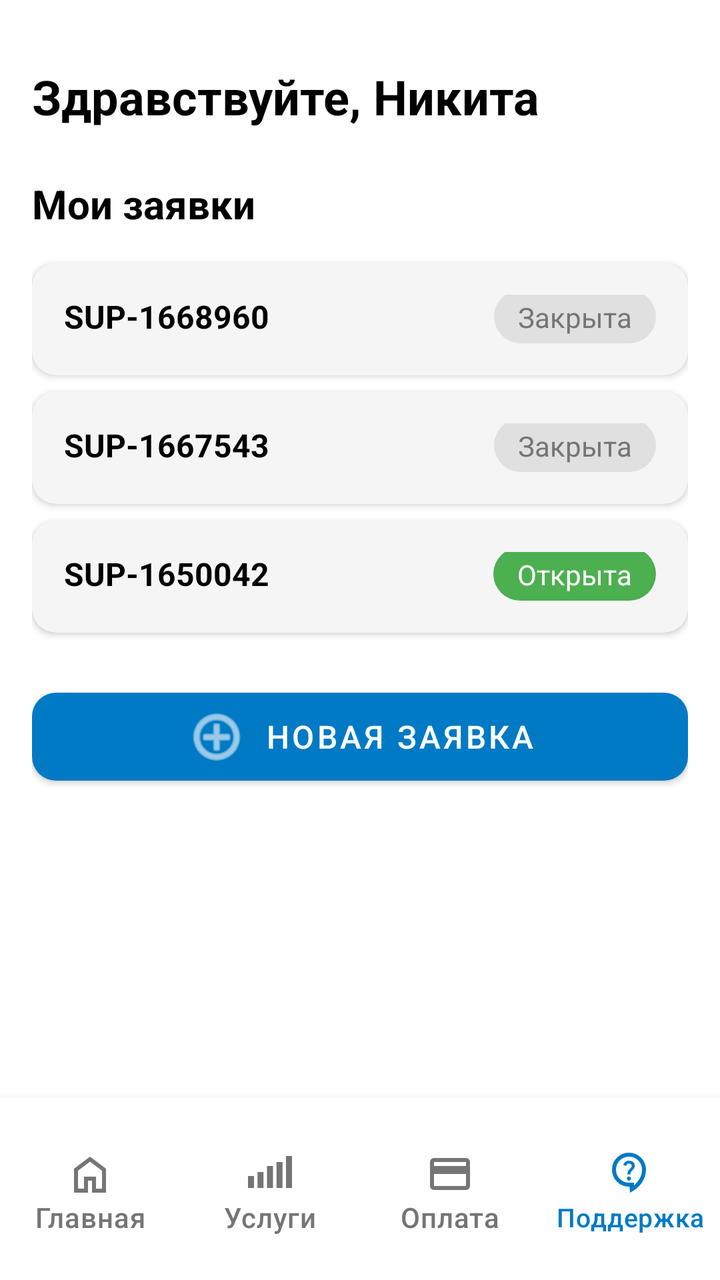
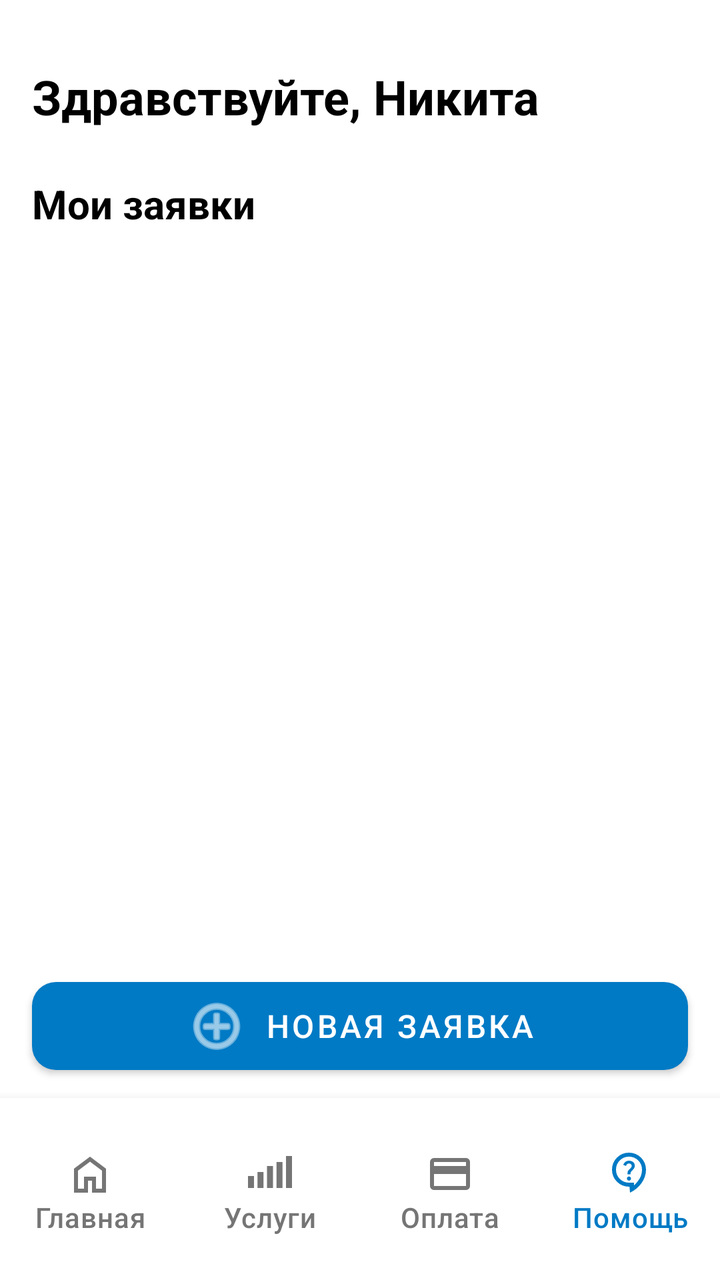

Compare the two renders of this Android layout. The source of the first and the diff that turns it into the second are given below.
<!-- AndroidManifest.xml: application theme Theme.CarbonLK -->
<!-- res/layout/activity_support.xml -->
<?xml version="1.0" encoding="utf-8"?>
<androidx.constraintlayout.widget.ConstraintLayout
    xmlns:android="http://schemas.android.com/apk/res/android"
    xmlns:app="http://schemas.android.com/apk/res-auto"
    android:layout_width="match_parent"
    android:layout_height="match_parent"
    android:background="@color/white">

    
    <ScrollView
        android:id="@+id/scrollView"
        android:layout_width="match_parent"
        android:layout_height="0dp"
        android:fillViewport="true"
        android:paddingBottom="16dp"
        app:layout_constraintTop_toTopOf="parent"
        app:layout_constraintBottom_toTopOf="@id/bottomNavigation"
        app:layout_constraintStart_toStartOf="parent"
        app:layout_constraintEnd_toEndOf="parent">

        <androidx.constraintlayout.widget.ConstraintLayout
            android:layout_width="match_parent"
            android:layout_height="wrap_content"
            android:padding="16dp">

            
            <TextView
                android:id="@+id/greetingTextView"
                android:layout_width="wrap_content"
                android:layout_height="wrap_content"
                android:text="Здравствуйте, Никита"
                android:textSize="24sp"
                android:textStyle="bold"
                android:textColor="@color/black"
                app:layout_constraintTop_toTopOf="parent"
                app:layout_constraintStart_toStartOf="parent"
                android:layout_marginTop="16dp" />

            
            <TextView
                android:id="@+id/myTicketsTitle"
                android:layout_width="wrap_content"
                android:layout_height="wrap_content"
                android:text="Мои заявки"
                android:textSize="20sp"
                android:textStyle="bold"
                android:textColor="@color/black"
                android:layout_marginTop="24dp"
                app:layout_constraintTop_toBottomOf="@id/greetingTextView"
                app:layout_constraintStart_toStartOf="parent" />

            
            <androidx.cardview.widget.CardView
                android:id="@+id/ticket1Card"
                android:layout_width="0dp"
                android:layout_height="wrap_content"
                app:cardCornerRadius="12dp"
                app:cardElevation="2dp"
                app:cardBackgroundColor="@color/light_gray"
                app:contentPadding="16dp"
                app:layout_constraintTop_toBottomOf="@id/myTicketsTitle"
                app:layout_constraintStart_toStartOf="parent"
                app:layout_constraintEnd_toEndOf="parent"
                android:layout_marginTop="16dp">

                <androidx.constraintlayout.widget.ConstraintLayout
                    android:layout_width="match_parent"
                    android:layout_height="wrap_content">

                    <TextView
                        android:id="@+id/ticket1Number"
                        android:layout_width="wrap_content"
                        android:layout_height="wrap_content"
                        android:text="SUP-1668960"
                        android:textSize="16sp"
                        android:textStyle="bold"
                        android:textColor="@color/black"
                        app:layout_constraintTop_toTopOf="parent"
                        app:layout_constraintStart_toStartOf="parent" />

                    <TextView
                        android:id="@+id/ticket1Status"
                        android:layout_width="wrap_content"
                        android:layout_height="wrap_content"
                        android:text="Закрыта"
                        android:textSize="14sp"
                        android:textColor="@color/dark_gray"
                        android:background="@drawable/status_background_gray"
                        android:paddingHorizontal="12dp"
                        android:paddingVertical="4dp"
                        app:layout_constraintTop_toTopOf="@id/ticket1Number"
                        app:layout_constraintEnd_toEndOf="parent"
                        app:layout_constraintBottom_toBottomOf="@id/ticket1Number" />

                </androidx.constraintlayout.widget.ConstraintLayout>

            </androidx.cardview.widget.CardView>

            
            <androidx.cardview.widget.CardView
                android:id="@+id/ticket2Card"
                android:layout_width="0dp"
                android:layout_height="wrap_content"
                app:cardCornerRadius="12dp"
                app:cardElevation="2dp"
                app:cardBackgroundColor="@color/light_gray"
                app:contentPadding="16dp"
                app:layout_constraintTop_toBottomOf="@id/ticket1Card"
                app:layout_constraintStart_toStartOf="parent"
                app:layout_constraintEnd_toEndOf="parent"
                android:layout_marginTop="8dp">

                <androidx.constraintlayout.widget.ConstraintLayout
                    android:layout_width="match_parent"
                    android:layout_height="wrap_content">

                    <TextView
                        android:id="@+id/ticket2Number"
                        android:layout_width="wrap_content"
                        android:layout_height="wrap_content"
                        android:text="SUP-1667543"
                        android:textSize="16sp"
                        android:textStyle="bold"
                        android:textColor="@color/black"
                        app:layout_constraintTop_toTopOf="parent"
                        app:layout_constraintStart_toStartOf="parent" />

                    <TextView
                        android:id="@+id/ticket2Status"
                        android:layout_width="wrap_content"
                        android:layout_height="wrap_content"
                        android:text="Закрыта"
                        android:textSize="14sp"
                        android:textColor="@color/dark_gray"
                        android:background="@drawable/status_background_gray"
                        android:paddingHorizontal="12dp"
                        android:paddingVertical="4dp"
                        app:layout_constraintTop_toTopOf="@id/ticket2Number"
                        app:layout_constraintEnd_toEndOf="parent"
                        app:layout_constraintBottom_toBottomOf="@id/ticket2Number" />

                </androidx.constraintlayout.widget.ConstraintLayout>

            </androidx.cardview.widget.CardView>

            
            <androidx.cardview.widget.CardView
                android:id="@+id/ticket3Card"
                android:layout_width="0dp"
                android:layout_height="wrap_content"
                app:cardCornerRadius="12dp"
                app:cardElevation="2dp"
                app:cardBackgroundColor="@color/light_gray"
                app:contentPadding="16dp"
                app:layout_constraintTop_toBottomOf="@id/ticket2Card"
                app:layout_constraintStart_toStartOf="parent"
                app:layout_constraintEnd_toEndOf="parent"
                android:layout_marginTop="8dp">

                <androidx.constraintlayout.widget.ConstraintLayout
                    android:layout_width="match_parent"
                    android:layout_height="wrap_content">

                    <TextView
                        android:id="@+id/ticket3Number"
                        android:layout_width="wrap_content"
                        android:layout_height="wrap_content"
                        android:text="SUP-1650042"
                        android:textSize="16sp"
                        android:textStyle="bold"
                        android:textColor="@color/black"
                        app:layout_constraintTop_toTopOf="parent"
                        app:layout_constraintStart_toStartOf="parent" />

                    <TextView
                        android:id="@+id/ticket3Status"
                        android:layout_width="wrap_content"
                        android:layout_height="wrap_content"
                        android:text="Открыта"
                        android:textSize="14sp"
                        android:textColor="@color/white"
                        android:background="@drawable/status_background"
                        android:paddingHorizontal="12dp"
                        android:paddingVertical="4dp"
                        app:layout_constraintTop_toTopOf="@id/ticket3Number"
                        app:layout_constraintEnd_toEndOf="parent"
                        app:layout_constraintBottom_toBottomOf="@id/ticket3Number" />

                </androidx.constraintlayout.widget.ConstraintLayout>

            </androidx.cardview.widget.CardView>

            
            <com.google.android.material.button.MaterialButton
                android:id="@+id/newTicketButton"
                android:layout_width="0dp"
                android:layout_height="56dp"
                android:text="Новая заявка"
                android:textSize="16sp"
                app:cornerRadius="12dp"
                app:backgroundTint="@color/purple_500"
                android:textColor="@color/white"
                app:icon="@android:drawable/ic_menu_add"
                app:iconGravity="textStart"
                app:iconPadding="8dp"
                app:layout_constraintTop_toBottomOf="@id/ticket3Card"
                app:layout_constraintStart_toStartOf="parent"
                app:layout_constraintEnd_toEndOf="parent"
                android:layout_marginTop="24dp" />

        </androidx.constraintlayout.widget.ConstraintLayout>

    </ScrollView>

    
    <LinearLayout
        android:id="@+id/bottomNavigation"
        android:layout_width="match_parent"
        android:layout_height="wrap_content"
        android:orientation="horizontal"
        android:gravity="center"
        android:background="@color/white"
        android:elevation="8dp"
        android:paddingVertical="8dp"
        app:layout_constraintBottom_toBottomOf="parent"
        app:layout_constraintStart_toStartOf="parent"
        app:layout_constraintEnd_toEndOf="parent">

        <com.google.android.material.button.MaterialButton
            android:id="@+id/navHome"
            style="@style/NavigationButton"
            android:layout_width="0dp"
            android:layout_height="wrap_content"
            android:layout_weight="1"
            android:text="Главная"
            android:textColor="@color/dark_gray"
            app:icon="@drawable/ic_home"
            app:iconGravity="textTop" />

        <com.google.android.material.button.MaterialButton
            android:id="@+id/navServices"
            style="@style/NavigationButton"
            android:layout_width="0dp"
            android:layout_height="wrap_content"
            android:layout_weight="1"
            android:text="Услуги"
            android:textColor="@color/dark_gray"
            app:icon="@drawable/ic_services"
            app:iconGravity="textTop" />

        <com.google.android.material.button.MaterialButton
            android:id="@+id/navPayment"
            style="@style/NavigationButton"
            android:layout_width="0dp"
            android:layout_height="wrap_content"
            android:layout_weight="1"
            android:text="Оплата"
            android:textColor="@color/dark_gray"
            app:icon="@drawable/ic_card"
            app:iconGravity="textTop" />

        <com.google.android.material.button.MaterialButton
            android:id="@+id/navSupport"
            style="@style/NavigationButton.Active"
            android:layout_width="0dp"
            android:layout_height="wrap_content"
            android:layout_weight="1"
            android:text="Поддержка"
            android:textColor="@color/purple_500"
            app:icon="@drawable/ic_support"
            app:iconGravity="textTop" />

    </LinearLayout>

</androidx.constraintlayout.widget.ConstraintLayout>
<!-- resources referenced by this layout -->
<resources>
  <color name="black">#000000</color>
  <color name="dark_gray">#757575</color>
  <color name="light_gray">#F5F5F5</color>
  <color name="purple_500">#007Ac5</color>
  <color name="white">#FFFFFF</color>
  <!-- drawable ic_card (drawable) -->
  <vector xmlns:android="http://schemas.android.com/apk/res/android"
      android:width="24dp"
      android:height="24dp"
      android:viewportWidth="960"
      android:viewportHeight="960">
    <path
        android:pathData="M880,240v480q0,33 -23.5,56.5T800,800L160,800q-33,0 -56.5,-23.5T80,720v-480q0,-33 23.5,-56.5T160,160h640q33,0 56.5,23.5T880,240ZM160,320h640v-80L160,240v80ZM160,480v240h640v-240L160,480ZM160,720v-480,480Z"
        android:fillColor="#1f1f1f"/>
  </vector>
  <!-- drawable ic_home (drawable) -->
  <vector xmlns:android="http://schemas.android.com/apk/res/android"
      android:width="24dp"
      android:height="24dp"
      android:viewportWidth="960"
      android:viewportHeight="960">
    <path
        android:pathData="M240,760h120v-240h240v240h120v-360L480,220 240,400v360ZM160,840v-480l320,-240 320,240v480L520,840v-240h-80v240L160,840ZM480,490Z"
        android:fillColor="#1f1f1f"/>
  </vector>
  <!-- drawable ic_services (drawable) -->
  <vector xmlns:android="http://schemas.android.com/apk/res/android"
      android:width="24dp"
      android:height="24dp"
      android:viewportWidth="960"
      android:viewportHeight="960">
    <path
        android:pathData="M40,800v-240h120v240L40,800ZM230,800v-320h120v320L230,800ZM420,800v-440h120v440L420,800ZM610,800v-520h120v520L610,800ZM800,800v-640h120v640L800,800Z"
        android:fillColor="#1f1f1f"/>
  </vector>
  <!-- drawable status_background (drawable) -->
  <?xml version="1.0" encoding="utf-8"?>
  <shape xmlns:android="http://schemas.android.com/apk/res/android"
      android:shape="rectangle">
      <solid android:color="#4CAF50" />
      <corners android:radius="16dp" />
  </shape>
  <!-- drawable status_background_gray (drawable) -->
  <?xml version="1.0" encoding="utf-8"?>
  <shape xmlns:android="http://schemas.android.com/apk/res/android"
      android:shape="rectangle">
      <solid android:color="#E0E0E0" />
      <corners android:radius="16dp" />
  </shape>
  <style name="NavigationButton" parent="Widget.MaterialComponents.Button.TextButton">
          <item name="android:textSize">14sp</item>
          <item name="android:textColor">@color/dark_gray</item>
          <item name="android:padding">8dp</item>
          <item name="android:letterSpacing">0.02</item>
          <item name="android:maxLines">1</item>
          <item name="android:autoSizeTextType">uniform</item>
          <item name="android:autoSizeMinTextSize">10sp</item>
          <item name="android:autoSizeMaxTextSize">14sp</item>
          <item name="iconTint">@color/dark_gray</item>  
          <item name="android:textAllCaps">false</item>  
      </style>
  <style name="NavigationButton.Active" parent="NavigationButton">
          <item name="android:maxLines">1</item>
          <item name="android:autoSizeTextType">uniform</item>
          <item name="android:autoSizeMinTextSize">10sp</item>
          <item name="android:autoSizeMaxTextSize">14sp</item>
          <item name="android:textColor">@color/purple_500</item>
          <item name="iconTint">@color/purple_500</item>  
      </style>
  <style name="Theme.CarbonLK" parent="Base.Theme.CarbonLK">
          
          <item name="android:textColor">@color/black</item>
          
          <item name="colorPrimary">@color/purple_500</item>
      </style>
  <style name="Base.Theme.CarbonLK" parent="Theme.MaterialComponents.Light.NoActionBar">
          <item name="colorPrimary">#007Ac5</item>
          <item name="colorPrimaryVariant">#0062a0</item>
          <item name="colorOnPrimary">#FFFFFF</item>
          <item name="colorSecondary">#007Ac5</item>
          <item name="colorSecondaryVariant">#0062a0</item>
          <item name="colorOnSecondary">#FFFFFF</item>
          <item name="android:windowBackground">@color/white</item>
      </style>
  <!-- unchanged entries left out for length: 1 -->
</resources>

<!-- the commit's change to res/layout/activity_support.xml (unified diff, before → after) -->
@@ -12,16 +12,16 @@
         android:layout_width="match_parent"
         android:layout_height="0dp"
         android:fillViewport="true"
-        android:paddingBottom="16dp"
         app:layout_constraintTop_toTopOf="parent"
-        app:layout_constraintBottom_toTopOf="@id/bottomNavigation"
+        app:layout_constraintBottom_toTopOf="@id/newTicketButton"
         app:layout_constraintStart_toStartOf="parent"
         app:layout_constraintEnd_toEndOf="parent">
 
         <androidx.constraintlayout.widget.ConstraintLayout
             android:layout_width="match_parent"
             android:layout_height="wrap_content"
-            android:padding="16dp">
+            android:padding="16dp"
+            android:paddingBottom="16dp">
 
             
             <TextView
@@ -50,167 +50,39 @@
                 app:layout_constraintStart_toStartOf="parent" />
 
             
-            <androidx.cardview.widget.CardView
-                android:id="@+id/ticket1Card"
-                android:layout_width="0dp"
+            <LinearLayout
+                android:id="@+id/ticketsContainer"
+                android:layout_width="match_parent"
                 android:layout_height="wrap_content"
-                app:cardCornerRadius="12dp"
-                app:cardElevation="2dp"
-                app:cardBackgroundColor="@color/light_gray"
-                app:contentPadding="16dp"
+                android:orientation="vertical"
+                android:layout_marginTop="16dp"
                 app:layout_constraintTop_toBottomOf="@id/myTicketsTitle"
                 app:layout_constraintStart_toStartOf="parent"
-                app:layout_constraintEnd_toEndOf="parent"
-                android:layout_marginTop="16dp">
-
-                <androidx.constraintlayout.widget.ConstraintLayout
-                    android:layout_width="match_parent"
-                    android:layout_height="wrap_content">
-
-                    <TextView
-                        android:id="@+id/ticket1Number"
-                        android:layout_width="wrap_content"
-                        android:layout_height="wrap_content"
-                        android:text="SUP-1668960"
-                        android:textSize="16sp"
-                        android:textStyle="bold"
-                        android:textColor="@color/black"
-                        app:layout_constraintTop_toTopOf="parent"
-                        app:layout_constraintStart_toStartOf="parent" />
-
-                    <TextView
-                        android:id="@+id/ticket1Status"
-                        android:layout_width="wrap_content"
-                        android:layout_height="wrap_content"
-                        android:text="Закрыта"
-                        android:textSize="14sp"
-                        android:textColor="@color/dark_gray"
-                        android:background="@drawable/status_background_gray"
-                        android:paddingHorizontal="12dp"
-                        android:paddingVertical="4dp"
-                        app:layout_constraintTop_toTopOf="@id/ticket1Number"
-                        app:layout_constraintEnd_toEndOf="parent"
-                        app:layout_constraintBottom_toBottomOf="@id/ticket1Number" />
-
-                </androidx.constraintlayout.widget.ConstraintLayout>
-
-            </androidx.cardview.widget.CardView>
-
-            
-            <androidx.cardview.widget.CardView
-                android:id="@+id/ticket2Card"
-                android:layout_width="0dp"
-                android:layout_height="wrap_content"
-                app:cardCornerRadius="12dp"
-                app:cardElevation="2dp"
-                app:cardBackgroundColor="@color/light_gray"
-                app:contentPadding="16dp"
-                app:layout_constraintTop_toBottomOf="@id/ticket1Card"
-                app:layout_constraintStart_toStartOf="parent"
-                app:layout_constraintEnd_toEndOf="parent"
-                android:layout_marginTop="8dp">
-
-                <androidx.constraintlayout.widget.ConstraintLayout
-                    android:layout_width="match_parent"
-                    android:layout_height="wrap_content">
-
-                    <TextView
-                        android:id="@+id/ticket2Number"
-                        android:layout_width="wrap_content"
-                        android:layout_height="wrap_content"
-                        android:text="SUP-1667543"
-                        android:textSize="16sp"
-                        android:textStyle="bold"
-                        android:textColor="@color/black"
-                        app:layout_constraintTop_toTopOf="parent"
-                        app:layout_constraintStart_toStartOf="parent" />
-
-                    <TextView
-                        android:id="@+id/ticket2Status"
-                        android:layout_width="wrap_content"
-                        android:layout_height="wrap_content"
-                        android:text="Закрыта"
-                        android:textSize="14sp"
-                        android:textColor="@color/dark_gray"
-                        android:background="@drawable/status_background_gray"
-                        android:paddingHorizontal="12dp"
-                        android:paddingVertical="4dp"
-                        app:layout_constraintTop_toTopOf="@id/ticket2Number"
-                        app:layout_constraintEnd_toEndOf="parent"
-                        app:layout_constraintBottom_toBottomOf="@id/ticket2Number" />
-
-                </androidx.constraintlayout.widget.ConstraintLayout>
-
-            </androidx.cardview.widget.CardView>
-
-            
-            <androidx.cardview.widget.CardView
-                android:id="@+id/ticket3Card"
-                android:layout_width="0dp"
-                android:layout_height="wrap_content"
-                app:cardCornerRadius="12dp"
-                app:cardElevation="2dp"
-                app:cardBackgroundColor="@color/light_gray"
-                app:contentPadding="16dp"
-                app:layout_constraintTop_toBottomOf="@id/ticket2Card"
-                app:layout_constraintStart_toStartOf="parent"
-                app:layout_constraintEnd_toEndOf="parent"
-                android:layout_marginTop="8dp">
-
-                <androidx.constraintlayout.widget.ConstraintLayout
-                    android:layout_width="match_parent"
-                    android:layout_height="wrap_content">
-
-                    <TextView
-                        android:id="@+id/ticket3Number"
-                        android:layout_width="wrap_content"
-                        android:layout_height="wrap_content"
-                        android:text="SUP-1650042"
-                        android:textSize="16sp"
-                        android:textStyle="bold"
-                        android:textColor="@color/black"
-                        app:layout_constraintTop_toTopOf="parent"
-                        app:layout_constraintStart_toStartOf="parent" />
-
-                    <TextView
-                        android:id="@+id/ticket3Status"
-                        android:layout_width="wrap_content"
-                        android:layout_height="wrap_content"
-                        android:text="Открыта"
-                        android:textSize="14sp"
-                        android:textColor="@color/white"
-                        android:background="@drawable/status_background"
-                        android:paddingHorizontal="12dp"
-                        android:paddingVertical="4dp"
-                        app:layout_constraintTop_toTopOf="@id/ticket3Number"
-                        app:layout_constraintEnd_toEndOf="parent"
-                        app:layout_constraintBottom_toBottomOf="@id/ticket3Number" />
-
-                </androidx.constraintlayout.widget.ConstraintLayout>
-
-            </androidx.cardview.widget.CardView>
-
-            
-            <com.google.android.material.button.MaterialButton
-                android:id="@+id/newTicketButton"
-                android:layout_width="0dp"
-                android:layout_height="56dp"
-                android:text="Новая заявка"
-                android:textSize="16sp"
-                app:cornerRadius="12dp"
-                app:backgroundTint="@color/purple_500"
-                android:textColor="@color/white"
-                app:icon="@android:drawable/ic_menu_add"
-                app:iconGravity="textStart"
-                app:iconPadding="8dp"
-                app:layout_constraintTop_toBottomOf="@id/ticket3Card"
-                app:layout_constraintStart_toStartOf="parent"
-                app:layout_constraintEnd_toEndOf="parent"
-                android:layout_marginTop="24dp" />
+                app:layout_constraintEnd_toEndOf="parent" />
 
         </androidx.constraintlayout.widget.ConstraintLayout>
 
     </ScrollView>
+
+    
+    <com.google.android.material.button.MaterialButton
+        android:id="@+id/newTicketButton"
+        android:layout_width="0dp"
+        android:layout_height="56dp"
+        android:layout_marginStart="16dp"
+        android:layout_marginEnd="16dp"
+        android:layout_marginBottom="8dp"
+        android:text="Новая заявка"
+        android:textSize="16sp"
+        app:cornerRadius="12dp"
+        app:backgroundTint="@color/purple_500"
+        android:textColor="@color/white"
+        app:icon="@android:drawable/ic_menu_add"
+        app:iconGravity="textStart"
+        app:iconPadding="8dp"
+        app:layout_constraintBottom_toTopOf="@id/bottomNavigation"
+        app:layout_constraintStart_toStartOf="parent"
+        app:layout_constraintEnd_toEndOf="parent" />
 
     
     <LinearLayout
@@ -265,7 +137,7 @@
             android:layout_width="0dp"
             android:layout_height="wrap_content"
             android:layout_weight="1"
-            android:text="Поддержка"
+            android:text="Помощь"
             android:textColor="@color/purple_500"
             app:icon="@drawable/ic_support"
             app:iconGravity="textTop" />
<!-- resource entries referenced after the edit -->
@@ -2,7 +2,6 @@
 <resources>
   <color name="black">#000000</color>
   <color name="dark_gray">#757575</color>
-  <color name="light_gray">#F5F5F5</color>
   <color name="purple_500">#007Ac5</color>
   <color name="white">#FFFFFF</color>
   <!-- drawable ic_card (drawable) -->
@@ -35,20 +34,6 @@
         android:pathData="M40,800v-240h120v240L40,800ZM230,800v-320h120v320L230,800ZM420,800v-440h120v440L420,800ZM610,800v-520h120v520L610,800ZM800,800v-640h120v640L800,800Z"
         android:fillColor="#1f1f1f"/>
   </vector>
-  <!-- drawable status_background (drawable) -->
-  <?xml version="1.0" encoding="utf-8"?>
-  <shape xmlns:android="http://schemas.android.com/apk/res/android"
-      android:shape="rectangle">
-      <solid android:color="#4CAF50" />
-      <corners android:radius="16dp" />
-  </shape>
-  <!-- drawable status_background_gray (drawable) -->
-  <?xml version="1.0" encoding="utf-8"?>
-  <shape xmlns:android="http://schemas.android.com/apk/res/android"
-      android:shape="rectangle">
-      <solid android:color="#E0E0E0" />
-      <corners android:radius="16dp" />
-  </shape>
   <style name="NavigationButton" parent="Widget.MaterialComponents.Button.TextButton">
           <item name="android:textSize">14sp</item>
           <item name="android:textColor">@color/dark_gray</item>
